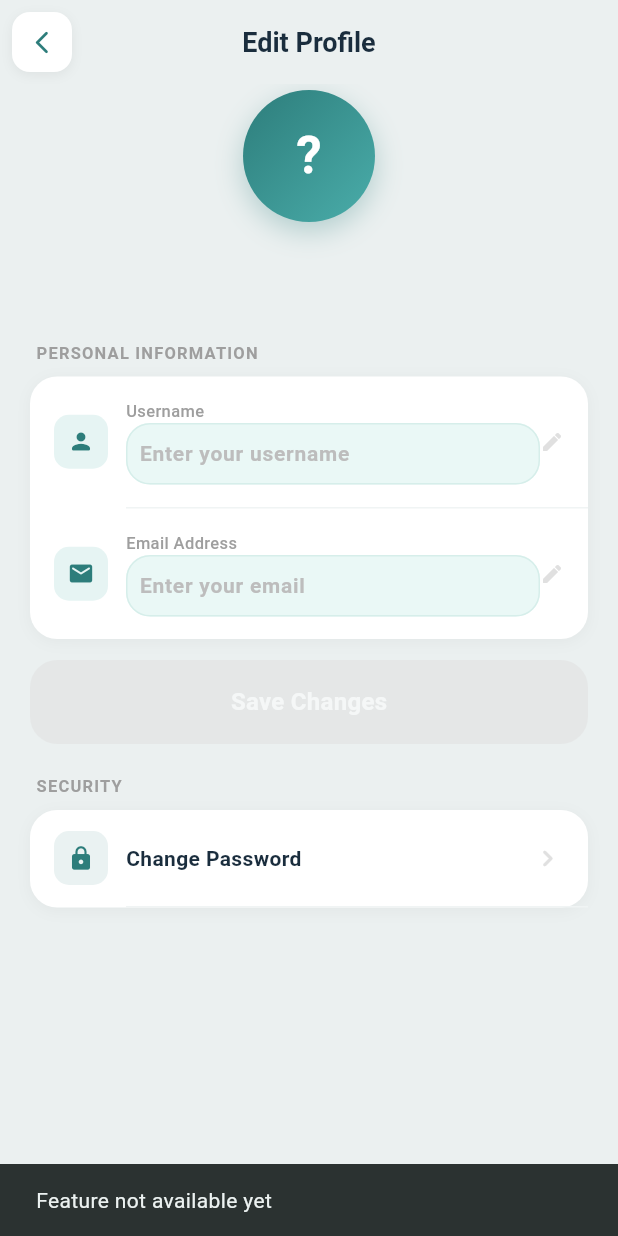
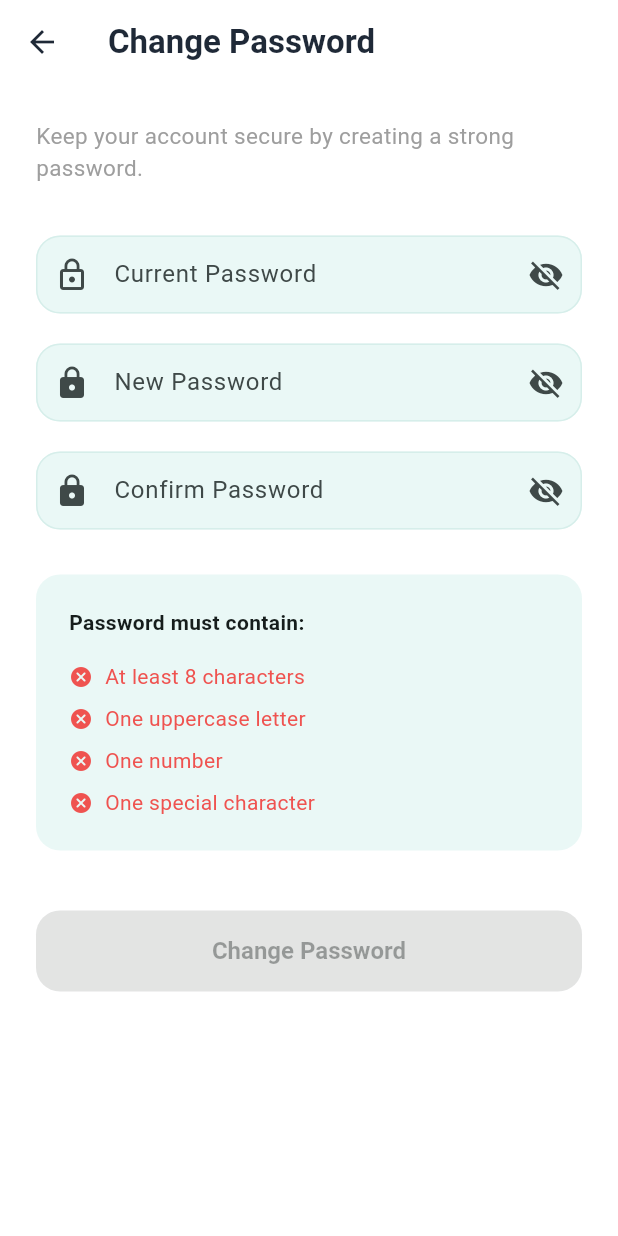
Before and after one commit to Jovin2301/FinSight, a Flutter app: the EditUserDetailsScreen screen opened directly, after a tap on "Change Password", on a phone screen of 412 x 824 dp. Run offline on Flutter 3.47's test engine with Material 3 defaults, Android fonts, the phone set to English and light mode, and no system bars; our stand-ins replace csv, emoji_picker_flutter, fl_chart, flutter_dotenv, flutter_secure_storage, shared_preferences; missing offline and left inert: currency_picker; accounts and stored records are empty.

Commit message:
Managed to do up the change password function

```diff
--- /dev/null
+++ b/finsight/devtools_options.yaml
@@ -0,0 +1,3 @@
+description: This file stores settings for Dart & Flutter DevTools.
+documentation: https://docs.flutter.dev/tools/devtools/extensions#configure-extension-enablement-states
+extensions:
--- /dev/null
+++ b/finsight/lib/screens/change_password_screen.dart
@@ -0,0 +1,351 @@
+import 'dart:convert';
+
+import 'package:flutter/material.dart';
+import 'package:flutter_dotenv/flutter_dotenv.dart';
+import 'package:http/http.dart' as http;
+import 'package:provider/provider.dart';
+import '../constants/app_colors.dart';
+import './auth_provider.dart';
+
+class ChangePasswordScreen extends StatefulWidget {
+  const ChangePasswordScreen({super.key});
+
+  @override
+  State<ChangePasswordScreen> createState() =>
+      _ChangePasswordScreenState();
+}
+
+// ── Live requirement checklist row ─────────────────────────────
+class _RequirementRow extends StatelessWidget {
+  final String label;
+  final bool met;
+
+  const _RequirementRow({required this.label, required this.met});
+
+  @override
+  Widget build(BuildContext context) {
+    final color = met ? const Color(0xFF2D7D7B) : Colors.red[400];
+    return Row(
+      children: [
+        Icon(
+          met ? Icons.check_circle_rounded : Icons.cancel_rounded,
+          size: 16,
+          color: color,
+        ),
+        const SizedBox(width: 8),
+        Text(
+          label,
+          style: TextStyle(
+            color: color,
+            fontWeight: met ? FontWeight.w600 : FontWeight.w400,
+          ),
+        ),
+      ],
+    );
+  }
+}
+
+class _ChangePasswordScreenState
+    extends State<ChangePasswordScreen> {
+
+  final _formKey = GlobalKey<FormState>();
+
+  final currentController = TextEditingController();
+  final newController = TextEditingController();
+  final confirmController = TextEditingController();
+
+  bool hideCurrent = true;
+  bool hideNew = true;
+  bool hideConfirm = true;
+  bool isSaving = false;
+
+  bool _hasMinLength = false;
+  bool _hasUppercase = false;
+  bool _hasNumber = false;
+  bool _hasSpecialChar = false;
+
+  @override
+  void initState() {
+    super.initState();
+    newController.addListener(_updatePasswordChecks);
+    currentController.addListener(_onFieldChanged);
+    confirmController.addListener(_onFieldChanged);
+  }
+
+  void _onFieldChanged() => setState(() {});
+
+  void _updatePasswordChecks() {
+    final value = newController.text;
+    setState(() {
+      _hasMinLength = value.length >= 8;
+      _hasUppercase = value.contains(RegExp(r'[A-Z]'));
+      _hasNumber = value.contains(RegExp(r'[0-9]'));
+      _hasSpecialChar = value.contains(RegExp(r'[!@#$%^&*(),.?":{}|<>_\-\[\]\\/;+=~`]'));
+    });
+  }
+
+  bool get _allRequirementsMet =>
+      _hasMinLength && _hasUppercase && _hasNumber && _hasSpecialChar;
+
+  bool get _canSubmit =>
+      currentController.text.isNotEmpty &&
+      _allRequirementsMet &&
+      confirmController.text == newController.text &&
+      confirmController.text.isNotEmpty;
+
+  @override
+  void dispose() {
+    newController.removeListener(_updatePasswordChecks);
+    currentController.removeListener(_onFieldChanged);
+    confirmController.removeListener(_onFieldChanged);
+    currentController.dispose();
+    newController.dispose();
+    confirmController.dispose();
+    super.dispose();
+  }
+
+  Future<void> changePassword() async {
+    if (!_formKey.currentState!.validate()) return;
+
+    setState(() => isSaving = true);
+
+    try {
+      final authProvider = context.read<AuthProvider>();
+      final user = authProvider.user;
+
+      final response = await http.post(
+        Uri.parse('${dotenv.env['BASE_URL']}/user/changeUserPassword'),
+        headers: {
+          'Content-Type': 'application/json',
+          'Authorization': 'Bearer ${authProvider.token}',
+        },
+        body: jsonEncode({
+          'userid': user?['id'],
+          'currentPassword': currentController.text,
+          'password': newController.text,
+        }),
+      );
+
+      if (!mounted) return;
+
+      if (response.statusCode == 201 || response.statusCode == 200) {
+        ScaffoldMessenger.of(context).showSnackBar(
+          const SnackBar(
+            content: Text('Password changed successfully!'),
+          ),
+        );
+        Navigator.pop(context);
+      } else {
+        String message = 'Could not change password';
+        try {
+          final data = jsonDecode(response.body);
+          if (data is Map && data['error'] != null) {
+            message = data['error'].toString();
+          }
+        } catch (_) {
+          // response body wasn't JSON; fall back to the default message
+        }
+        ScaffoldMessenger.of(context).showSnackBar(
+          SnackBar(content: Text(message)),
+        );
+      }
+    } catch (e) {
+      if (!mounted) return;
+      ScaffoldMessenger.of(context).showSnackBar(
+        const SnackBar(content: Text('Could not connect to server')),
+      );
+    } finally {
+      if (mounted) setState(() => isSaving = false);
+    }
+  }
+
+  @override
+  Widget build(BuildContext context) {
+
+    return Scaffold(
+
+      appBar: AppBar(
+        title: const Text("Change Password"),
+      ),
+
+      body: SafeArea(
+        child: SingleChildScrollView(
+          padding: const EdgeInsets.all(24),
+
+          child: Form(
+
+            key: _formKey,
+
+            child: Column(
+              crossAxisAlignment: CrossAxisAlignment.start,
+
+              children: [
+
+                const Text(
+                  "Keep your account secure by creating a strong password.",
+                  style: TextStyle(
+                    fontSize: 15,
+                    color: Colors.grey,
+                  ),
+                ),
+
+                const SizedBox(height: 35),
+
+                TextFormField(
+                  controller: currentController,
+                  obscureText: hideCurrent,
+                  decoration: InputDecoration(
+                    labelText: "Current Password",
+                    prefixIcon: const Icon(Icons.lock_outline),
+                    suffixIcon: IconButton(
+                      icon: Icon(
+                        hideCurrent
+                            ? Icons.visibility_off
+                            : Icons.visibility,
+                      ),
+                      onPressed: () {
+                        setState(() {
+                          hideCurrent = !hideCurrent;
+                        });
+                      },
+                    ),
+                  ),
+                  validator: (value) =>
+                      value!.isEmpty
+                          ? "Enter current password"
+                          : null,
+                ),
+
+                const SizedBox(height: 20),
+
+                TextFormField(
+                  controller: newController,
+                  obscureText: hideNew,
+                  decoration: InputDecoration(
+                    labelText: "New Password",
+                    prefixIcon: const Icon(Icons.lock),
+                    suffixIcon: IconButton(
+                      icon: Icon(
+                        hideNew
+                            ? Icons.visibility_off
+                            : Icons.visibility,
+                      ),
+                      onPressed: () {
+                        setState(() {
+                          hideNew = !hideNew;
+                        });
+                      },
+                    ),
+                  ),
+                  validator: (value) {
+
+                    if (value == null || value.isEmpty) {
+                      return "Enter a new password";
+                    }
+                    if (!_allRequirementsMet) {
+                      return "Password does not meet all requirements";
+                    }
+
+                    return null;
+                  },
+                ),
+
+                const SizedBox(height: 20),
+
+                TextFormField(
+                  controller: confirmController,
+                  obscureText: hideConfirm,
+                  decoration: InputDecoration(
+                    labelText: "Confirm Password",
+                    prefixIcon: const Icon(Icons.lock),
+                    suffixIcon: IconButton(
+                      icon: Icon(
+                        hideConfirm
+                            ? Icons.visibility_off
+                            : Icons.visibility,
+                      ),
+                      onPressed: () {
+                        setState(() {
+                          hideConfirm = !hideConfirm;
+                        });
+                      },
+                    ),
+                  ),
+                  validator: (value) {
+
+                    if (value != newController.text) {
+                      return "Passwords do not match";
+                    }
+
+                    return null;
+                  },
+                ),
+
+                const SizedBox(height: 30),
+
+                Container(
+                  width: double.infinity,
+                  padding: const EdgeInsets.all(22),
+                  decoration: BoxDecoration(
+                    color: AppColors.lightMint,
+                    borderRadius: BorderRadius.circular(16),
+                  ),
+                  child: Column(
+                    crossAxisAlignment: CrossAxisAlignment.start,
+                    children: [
+
+                      const Text(
+                        "Password must contain:",
+                        style: TextStyle(
+                          fontWeight: FontWeight.bold,
+                        ),
+                      ),
+
+                      const SizedBox(height: 16),
+
+                      _RequirementRow(
+                        label: "At least 8 characters",
+                        met: _hasMinLength,
+                      ),
+                      const SizedBox(height: 8),
+                      _RequirementRow(
+                        label: "One uppercase letter",
+                        met: _hasUppercase,
+                      ),
+                      const SizedBox(height: 8),
+                      _RequirementRow(
+                        label: "One number",
+                        met: _hasNumber,
+                      ),
+                      const SizedBox(height: 8),
+                      _RequirementRow(
+                        label: "One special character",
+                        met: _hasSpecialChar,
+                      ),
+
+                    ],
+                  ),
+                ),
+
+                const SizedBox(height: 40),
+
+                ElevatedButton(
+                  onPressed: (isSaving || !_canSubmit) ? null : changePassword,
+                  child: isSaving
+                      ? const SizedBox(
+                          width: 20,
+                          height: 20,
+                          child: CircularProgressIndicator(strokeWidth: 2),
+                        )
+                      : const Text(
+                          "Change Password",
+                        ),
+                ),
+              ],
+            ),
+          ),
+        ),
+      ),
+    );
+  }
+}
--- a/finsight/lib/screens/edit_username_screen.dart
+++ b/finsight/lib/screens/edit_username_screen.dart
@@ -4,6 +4,7 @@ import 'package:provider/provider.dart';
 import 'package:http/http.dart' as http;
 import 'dart:convert';
 import 'package:flutter_dotenv/flutter_dotenv.dart';
+import 'change_password_screen.dart';
 
 class EditUserDetailsScreen extends StatefulWidget {
   const EditUserDetailsScreen({super.key});
@@ -337,10 +338,10 @@ class _EditUserDetailsScreenState extends State<EditUserDetailsScreen> {
                   icon: Icons.lock_rounded,
                   label: 'Change Password',
                   onTap: () {
-                    ScaffoldMessenger.of(context).showSnackBar(
-                      const SnackBar(
-                        content: Text('Feature not available yet'),
-                        duration: Duration(seconds: 2),
+                    Navigator.push(
+                      context,
+                      MaterialPageRoute(
+                        builder: (_) => const ChangePasswordScreen(),
                       ),
                     );
                   },
--- a/finsight/pubspec.yaml
+++ b/finsight/pubspec.yaml
@@ -103,3 +103,4 @@ flutter:
 
   assets:
     - .env
+    - assets/images/finsight_logo.png
```
Also changed, not shown: finsight/lib/main.dart (+21 -20 lines), finsight/lib/screens/splash_screen.dart (added, +202 -0 lines), finsight/assets/images/finsight_logo.png (added), 2 other files.
